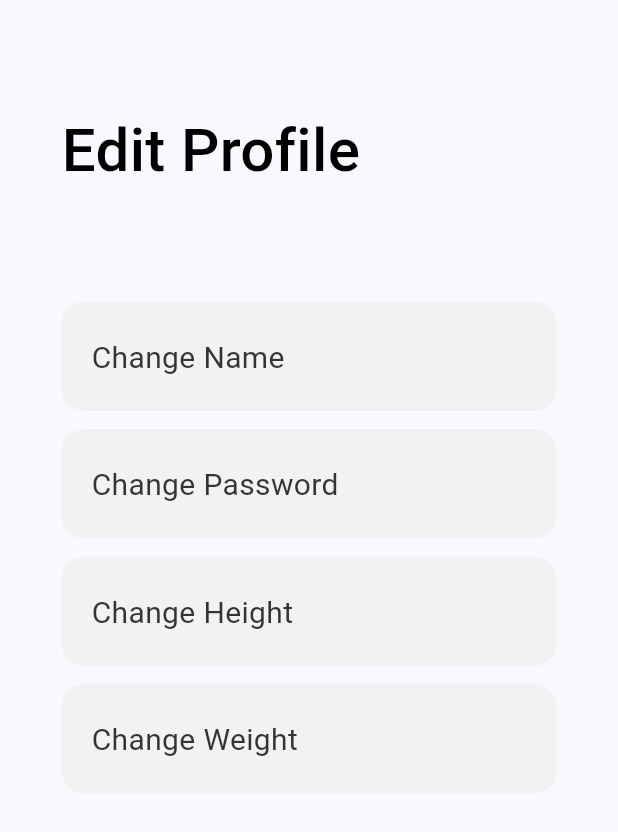
After one commit to afdeanon/SeniorProject, a Flutter app: the EditProfileScreen screen opened directly, on a phone screen of 412 x 824 dp. The commit adds this screen. Shown: the top 832 px of the screen. Run offline on Flutter 3.47's test engine with Material 3 defaults, Android fonts, the phone set to English and light mode, and no system bars; our stand-ins replace firebase_auth, firebase_core; missing offline and left inert: dart:ffi; accounts and stored records are empty; Roboto replaces fonts that are missing (SF Pro).

Commit message:
added button features and added editprofile page

```diff
--- /dev/null
+++ b/lib/screens/profileScreens/editProfile.dart
@@ -0,0 +1,197 @@
+import 'package:flutter/material.dart';
+import 'package:flutter/cupertino.dart'; // Import Cupertino widgets
+import 'package:firebase_auth/firebase_auth.dart';
+
+class EditProfileScreen extends StatefulWidget {
+  const EditProfileScreen({Key? key, User? user}) : super(key: key);
+
+  @override
+  _EditProfileScreenState createState() => _EditProfileScreenState();
+}
+
+class _EditProfileScreenState extends State<EditProfileScreen> {
+  @override
+  Widget build(BuildContext context) {
+    return Scaffold(
+      body: ListView(children: const [
+        EditProfile(),
+      ]),
+    );
+  }
+}
+
+class EditProfile extends StatefulWidget {
+  const EditProfile({super.key});
+
+  @override
+  _EditProfileState createState() => _EditProfileState();
+}
+
+class _EditProfileState extends State<EditProfile> {
+  @override
+  Widget build(BuildContext context) {
+    return Row(
+      mainAxisAlignment: MainAxisAlignment.center,
+      children: <Widget>[
+        Container(
+          width: 330,
+          height: 554,
+          child: Column(
+            mainAxisSize: MainAxisSize.min,
+            mainAxisAlignment: MainAxisAlignment.start,
+            crossAxisAlignment: CrossAxisAlignment.start,
+            children: [
+              const SizedBox(height: 77),
+              Text(
+                'Edit Profile',
+                style: TextStyle(
+                  color: Colors.black,
+                  fontSize: 40,
+                  fontFamily: 'SF Pro',
+                  fontWeight: FontWeight.w500,
+                  height: 0,
+                ),
+              ),
+              const SizedBox(height: 77),
+              Container(
+                child: Column(
+                  mainAxisSize: MainAxisSize.min,
+                  mainAxisAlignment: MainAxisAlignment.start,
+                  crossAxisAlignment: CrossAxisAlignment.start,
+                  children: [
+                    Container(
+                      width: 330,
+                      padding: const EdgeInsets.symmetric(horizontal: 20, vertical: 25),
+                      decoration: ShapeDecoration(
+                        color: Color(0xFFF2F2F2),
+                        shape: RoundedRectangleBorder(
+                          borderRadius: BorderRadius.circular(15),
+                        ),
+                      ),
+                      child: Row(
+                        mainAxisSize: MainAxisSize.min,
+                        mainAxisAlignment: MainAxisAlignment.spaceBetween,
+                        crossAxisAlignment: CrossAxisAlignment.center,
+                        children: [
+                          SizedBox(
+                            width: 240,
+                            child: Text(
+                              'Change Name',
+                              style: TextStyle(
+                                color: Color(0xFF343434),
+                                fontSize: 20,
+                                fontFamily: 'SF Pro',
+                                fontWeight: FontWeight.w400,
+                                height: 0,
+                              ),
+                            ),
+                          ),
+                        ],
+                      ),
+                    ),
+                    const SizedBox(height: 12),
+                    Container(
+                      width: 330,
+                      padding: const EdgeInsets.symmetric(horizontal: 20, vertical: 25),
+                      decoration: ShapeDecoration(
+                        color: Color(0xFFF2F2F2),
+                        shape: RoundedRectangleBorder(
+                          borderRadius: BorderRadius.circular(15),
+                        ),
+                      ),
+                      child: Row(
+                        mainAxisSize: MainAxisSize.min,
+                        mainAxisAlignment: MainAxisAlignment.spaceBetween,
+                        crossAxisAlignment: CrossAxisAlignment.center,
+                        children: [
+                          SizedBox(
+                            width: 240,
+                            child: Text(
+                              'Change Password',
+                              style: TextStyle(
+                                color: Color(0xFF343434),
+                                fontSize: 20,
+                                fontFamily: 'SF Pro',
+                                fontWeight: FontWeight.w400,
+                                height: 0,
+                              ),
+                            ),
+                          ),
+                          const SizedBox(width: 32),
+                        ],
+                      ),
+                    ),
+                    const SizedBox(height: 12),
+                    Container(
+                      width: 330,
+                      padding: const EdgeInsets.symmetric(horizontal: 20, vertical: 25),
+                      decoration: ShapeDecoration(
+                        color: Color(0xFFF2F2F2),
+                        shape: RoundedRectangleBorder(
+                          borderRadius: BorderRadius.circular(15),
+                        ),
+                      ),
+                      child: Row(
+                        mainAxisSize: MainAxisSize.min,
+                        mainAxisAlignment: MainAxisAlignment.spaceBetween,
+                        crossAxisAlignment: CrossAxisAlignment.center,
+                        children: [
+                          SizedBox(
+                            width: 240,
+                            child: Text(
+                              'Change Height',
+                              style: TextStyle(
+                                color: Color(0xFF343434),
+                                fontSize: 20,
+                                fontFamily: 'SF Pro',
+                                fontWeight: FontWeight.w400,
+                                height: 0,
+                              ),
+                            ),
+                          ),
+                          const SizedBox(width: 32),
+                        ],
+                      ),
+                    ),
+                    const SizedBox(height: 12),
+                    Container(
+                      width: 330,
+                      padding: const EdgeInsets.symmetric(horizontal: 20, vertical: 25),
+                      decoration: ShapeDecoration(
+                        color: Color(0xFFF2F2F2),
+                        shape: RoundedRectangleBorder(
+                          borderRadius: BorderRadius.circular(15),
+                        ),
+                      ),
+                      child: Row(
+                        mainAxisSize: MainAxisSize.min,
+                        mainAxisAlignment: MainAxisAlignment.spaceBetween,
+                        crossAxisAlignment: CrossAxisAlignment.center,
+                        children: [
+                          SizedBox(
+                            width: 240,
+                            child: Text(
+                              'Change Weight',
+                              style: TextStyle(
+                                color: Color(0xFF343434),
+                                fontSize: 20,
+                                fontFamily: 'SF Pro',
+                                fontWeight: FontWeight.w400,
+                                height: 0,
+                              ),
+                            ),
+                          ),
+                          const SizedBox(width: 32),
+                        ],
+                      ),
+                    ),
+                  ],
+                ),
+              ),
+            ],
+          ),
+        )
+      ],
+    );
+  }
+}
--- a/lib/screens/profileScreens/profileScreen.dart
+++ b/lib/screens/profileScreens/profileScreen.dart
@@ -2,6 +2,7 @@
 
 import 'package:flutter/material.dart';
 import 'package:firebase_auth/firebase_auth.dart';
+import 'editProfile.dart';
 
 class ProfileScreen extends StatefulWidget {
   const ProfileScreen({Key? key, User? user}) : super(key: key);
@@ -99,7 +100,14 @@ class _ProfileState extends State<Profile> {
               mainAxisAlignment: MainAxisAlignment.start,
               crossAxisAlignment: CrossAxisAlignment.center,
               children: [
-              Container(
+                InkWell(
+                  onTap: () {
+                    Navigator.push(
+                      context,
+                      MaterialPageRoute(builder: (context) => EditProfile()),  // This assumes EditProfile is the name of the widget you want to navigate to.
+                    );
+                  },
+                  child: Container(
                     width: 330,
                     padding: const EdgeInsets.symmetric(horizontal: 20, vertical: 25),
                     decoration: ShapeDecoration(
@@ -130,6 +138,7 @@ class _ProfileState extends State<Profile> {
                         ),
                         Icon(Icons.chevron_right, color: Color(0xFF343434)),
                       ],
+                    ),
                   ),
                 ),
               const SizedBox(height: 12),
```
Lines whose indentation alone changed are shown as unchanged.
